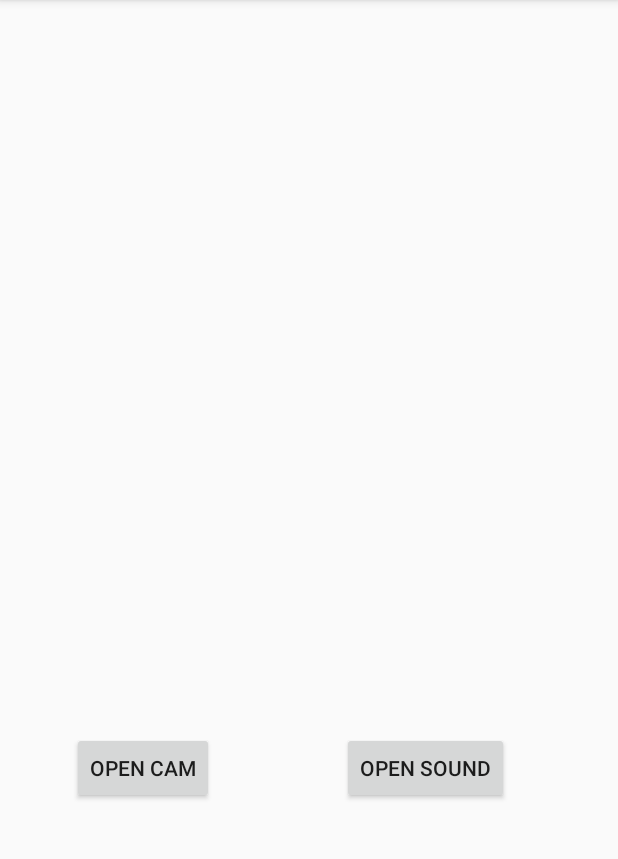
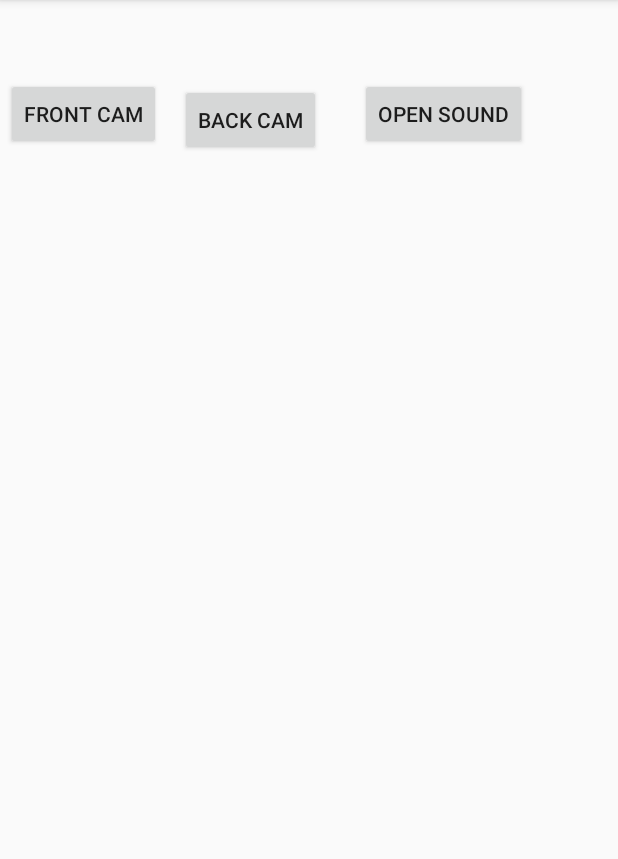
Before and after one commit to MazenImara/sysMaster, an Android app: the roomActivity screen opened directly, with no data from a screen before it, on a phone screen of 412 x 824 dp, the part 84-943 px from its top. Run offline under Robolectric (Android 15) with nearby library versions, the phone set to English and light mode, and no system bars; libraries missing offline, so code that uses them is left out: io.socket.client, org.webrtc; plain views replace SurfaceViewRenderer; 5 statements that could not run were skipped.

Commit message:
receive only sound done

```diff
--- a/app/src/main/java/android/sysmaster/roomActivity.java
+++ b/app/src/main/java/android/sysmaster/roomActivity.java
@@ -51,14 +51,12 @@ public class roomActivity extends AppCompatActivity implements SignallingClient.
     PeerConnection localPeer;
     List<IceServer> iceServers;
     EglBase rootEglBase;
-    boolean gotUserMedia;
-    VideoCapturer videoCapturerAndroid;
     List<PeerConnection.IceServer> peerIceServers = new ArrayList<>();
     TextView chosenRoomTv;
     Bundle extra;
     SignallingClient sc;
     String chosenRoom;
-    Button openCamBtn, closeBtn, switchCamBtn, openSoundBtn;
+    Button openFrontCamBtn, closeBtn, openBackCamBtn, openSoundBtn;
     SurfaceViewRenderer remoteVv;
     VideoRenderer remoteRenderer;
 
@@ -77,14 +75,14 @@ public class roomActivity extends AppCompatActivity implements SignallingClient.
         remoteVv = findViewById(R.id.remoteVv);
         rootEglBase = EglBase.create();
         remoteVv.init(rootEglBase.getEglBaseContext(),null);
-        openCamBtn = (Button) findViewById(R.id.openCamBtn);
+        openFrontCamBtn = (Button) findViewById(R.id.openFrontCamBtn);
         closeBtn = (Button) findViewById(R.id.closeBtn);
-        switchCamBtn = (Button) findViewById(R.id.switchCamBtn);
+        openBackCamBtn = (Button) findViewById(R.id.openBackCamBtn);
         openSoundBtn = (Button) findViewById(R.id.openSoundBtn);
-        openCamBtn.setOnClickListener(new View.OnClickListener() {
+        openFrontCamBtn.setOnClickListener(new View.OnClickListener() {
             @Override
             public void onClick(View view) {
-                openCam();
+                openFrontCam();
             }
         });
 
@@ -95,10 +93,10 @@ public class roomActivity extends AppCompatActivity implements SignallingClient.
             }
         });
 
-        switchCamBtn.setOnClickListener(new View.OnClickListener() {
+        openBackCamBtn.setOnClickListener(new View.OnClickListener() {
             @Override
             public void onClick(View view) {
-                switchCam();
+                openBackCam();
             }
         });
 
@@ -120,14 +118,14 @@ public class roomActivity extends AppCompatActivity implements SignallingClient.
     }
 
     // cmd method
-    public void openCam(){
+    public void openFrontCam(){
         remoteVv.setZOrderMediaOverlay(true);
         openPeerCon();
-        sc.cmd("openCam");
+        sc.cmd("openFrontCam");
         remoteVv.setVisibility(View.VISIBLE);
         closeBtn.setVisibility(View.VISIBLE);
-        switchCamBtn.setVisibility(View.VISIBLE);
-        openCamBtn.setVisibility(View.INVISIBLE);
+        openBackCamBtn.setVisibility(View.INVISIBLE);
+        openFrontCamBtn.setVisibility(View.INVISIBLE);
         openSoundBtn.setVisibility(View.INVISIBLE);
 
     }
@@ -148,17 +146,30 @@ public class roomActivity extends AppCompatActivity implements SignallingClient.
         }
         remoteVv.setVisibility(View.INVISIBLE);
         closeBtn.setVisibility(View.INVISIBLE);
-        switchCamBtn.setVisibility(View.INVISIBLE);
+        openBackCamBtn.setVisibility(View.VISIBLE);
         openSoundBtn.setVisibility(View.VISIBLE);
-        openCamBtn.setVisibility(View.VISIBLE);
+        openFrontCamBtn.setVisibility(View.VISIBLE);
     }
 
-    public void switchCam(){
-        sc.cmd("swichCam");
+    public void openBackCam(){
+        remoteVv.setZOrderMediaOverlay(true);
+        openPeerCon();
+        sc.cmd("openBackCam");
+        remoteVv.setVisibility(View.VISIBLE);
+        closeBtn.setVisibility(View.VISIBLE);
+        openBackCamBtn.setVisibility(View.INVISIBLE);
+        openFrontCamBtn.setVisibility(View.INVISIBLE);
+        openSoundBtn.setVisibility(View.INVISIBLE);
     }
 
     public void openSound(){
+        openPeerCon();
         sc.cmd("openSound");
+        remoteVv.setVisibility(View.VISIBLE);
+        closeBtn.setVisibility(View.VISIBLE);
+        openBackCamBtn.setVisibility(View.INVISIBLE);
+        openFrontCamBtn.setVisibility(View.INVISIBLE);
+        openSoundBtn.setVisibility(View.INVISIBLE);
     }
 
     // end cmd method
--- a/app/src/main/res/layout/activity_room.xml
+++ b/app/src/main/res/layout/activity_room.xml
@@ -19,20 +19,23 @@
 
     <org.webrtc.SurfaceViewRenderer
         android:id="@+id/remoteVv"
-        android:layout_width="match_parent"
+        android:layout_width="377dp"
         android:layout_height="420dp"
-        android:layout_marginTop="61dp"
+        android:layout_marginLeft="4dp"
+        android:layout_marginStart="4dp"
+        android:layout_marginTop="104dp"
         android:visibility="invisible"
         app:layout_constraintStart_toStartOf="parent"
         app:layout_constraintTop_toTopOf="parent" />
+
     <Button
-        android:id="@+id/openCamBtn"
+        android:id="@+id/openFrontCamBtn"
         android:layout_width="wrap_content"
         android:layout_height="wrap_content"
-        android:layout_marginLeft="48dp"
-        android:layout_marginStart="48dp"
-        android:layout_marginTop="488dp"
-        android:text="Open Cam"
+        android:layout_marginLeft="4dp"
+        android:layout_marginStart="4dp"
+        android:layout_marginTop="52dp"
+        android:text="Front Cam"
         app:layout_constraintStart_toStartOf="parent"
         app:layout_constraintTop_toTopOf="parent" />
 
@@ -40,23 +43,22 @@
         android:id="@+id/closeBtn"
         android:layout_width="wrap_content"
         android:layout_height="wrap_content"
-        android:layout_marginLeft="48dp"
-        android:layout_marginStart="48dp"
-        android:layout_marginTop="488dp"
+        android:layout_marginLeft="128dp"
+        android:layout_marginStart="128dp"
+        android:layout_marginTop="56dp"
         android:text="Close"
         android:visibility="invisible"
         app:layout_constraintStart_toStartOf="parent"
         app:layout_constraintTop_toTopOf="parent" />
 
     <Button
-        android:id="@+id/switchCamBtn"
+        android:id="@+id/openBackCamBtn"
         android:layout_width="wrap_content"
         android:layout_height="wrap_content"
-        android:layout_marginLeft="228dp"
-        android:layout_marginStart="228dp"
-        android:layout_marginTop="488dp"
-        android:text="Switch Cam"
-        android:visibility="invisible"
+        android:layout_marginLeft="120dp"
+        android:layout_marginStart="120dp"
+        android:layout_marginTop="56dp"
+        android:text="Back Cam"
         app:layout_constraintStart_toStartOf="parent"
         app:layout_constraintTop_toTopOf="parent" />
 
@@ -64,9 +66,9 @@
         android:id="@+id/openSoundBtn"
         android:layout_width="wrap_content"
         android:layout_height="wrap_content"
-        android:layout_marginLeft="228dp"
-        android:layout_marginStart="228dp"
-        android:layout_marginTop="488dp"
+        android:layout_marginLeft="240dp"
+        android:layout_marginStart="240dp"
+        android:layout_marginTop="52dp"
         android:text="Open sound"
         app:layout_constraintStart_toStartOf="parent"
         app:layout_constraintTop_toTopOf="parent" />
```
